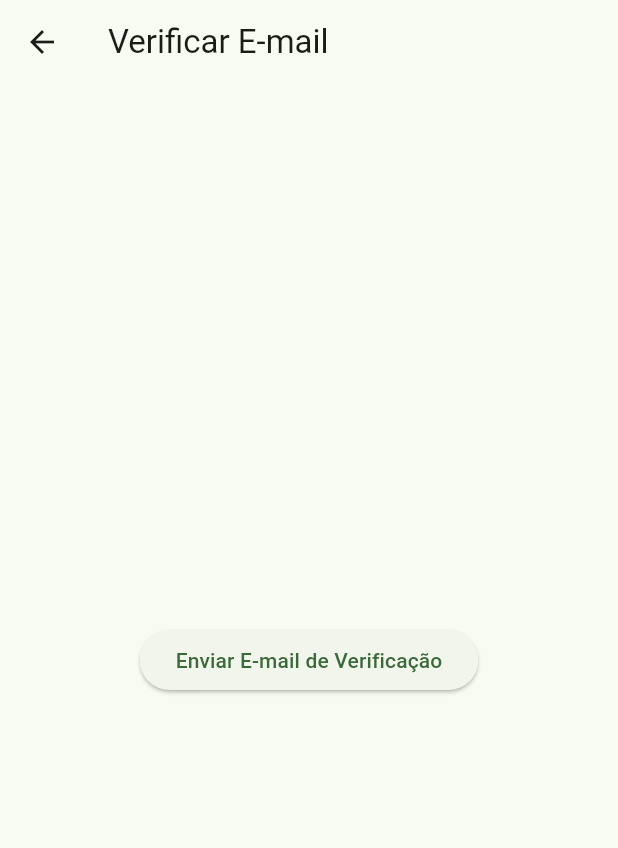
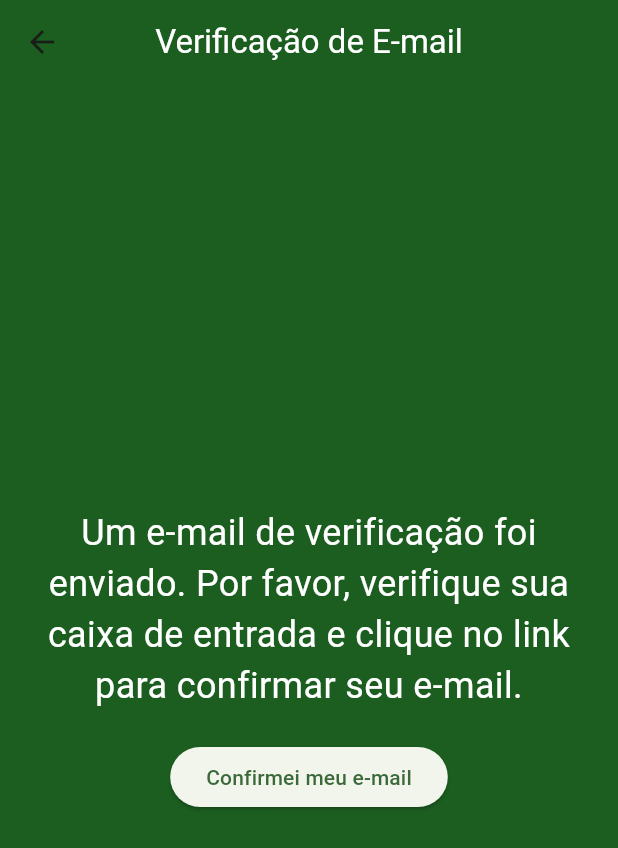
Before and after one commit to matheuspeguim/seringueiro, a Flutter app: the EmailVerificationPage screen opened directly, on a phone screen of 412 x 824 dp. Shown: the top 848 px of the screen. Run offline on Flutter 3.47's test engine with Material 3 defaults, Android fonts, the light colour scheme and no system bars; our stand-ins replace bloc, cloud_firestore, connectivity_plus, equatable, firebase_auth, firebase_core and 14 more; accounts and stored records are empty; network calls fail.

Commit message:
Implementacao de verificacao de e-mail

```diff
--- a/lib/views/registration/email_verification/email_verification_page.dart
+++ b/lib/views/registration/email_verification/email_verification_page.dart
@@ -2,6 +2,7 @@
 
 import 'package:flutter/material.dart';
 import 'package:flutter_bloc/flutter_bloc.dart';
+import 'package:flutter_seringueiro/views/main/main_page.dart';
 import 'email_verification_bloc.dart';
 import 'email_verification_event.dart';
 import 'email_verification_state.dart';
@@ -13,33 +14,70 @@ class EmailVerificationPage extends StatelessWidget {
       create: (context) => EmailVerificationBloc(),
       child: Scaffold(
         appBar: AppBar(
-          title: Text('Verificar E-mail'),
+          centerTitle: true,
+          backgroundColor: Colors.green.shade900,
+          title: Text(
+            'Verificação de E-mail',
+            style: TextStyle(
+              color: Colors.white,
+            ),
+          ),
         ),
-        body: BlocBuilder<EmailVerificationBloc, EmailVerificationState>(
-          builder: (context, state) {
-            if (state is EmailVerificationLoading) {
-              return Center(child: CircularProgressIndicator());
-            } else if (state is EmailVerificationSent) {
-              return Center(
-                child: Text(
-                    'Um e-mail de verificação foi enviado. Por favor, verifique sua caixa de entrada.'),
+        backgroundColor: Colors.green.shade900,
+        body: BlocConsumer<EmailVerificationBloc, EmailVerificationState>(
+          listener: (context, state) {
+            if (state is EmailVerified) {
+              // Ajuste a navegação para passar o usuário verificado
+              Navigator.pushAndRemoveUntil(
+                context,
+                MaterialPageRoute(
+                  builder: (context) => MainPage(user: state.user),
+                ),
+                ModalRoute.withName(
+                    '/main'), // Remove todas as rotas abaixo da pilha até '/main'
               );
             } else if (state is EmailVerificationFailed) {
-              return Center(
-                child: Text(
-                    'Falha ao enviar e-mail de verificação: ${state.error}'),
+              showDialog(
+                context: context,
+                builder: (context) => AlertDialog(
+                  title: Text('Atenção'),
+                  content: Text(state.error),
+                  actions: <Widget>[
+                    TextButton(
+                      child: Text('Ok'),
+                      onPressed: () => Navigator.of(context).pop(),
+                    ),
+                  ],
+                ),
               );
             }
-            // Implemente outros estados conforme necessário
-
-            return Center(
-              child: ElevatedButton(
-                onPressed: () {
-                  // Aqui você dispara o evento para enviar o e-mail de verificação
-                  BlocProvider.of<EmailVerificationBloc>(context)
-                      .add(SendVerificationEmail());
-                },
-                child: Text('Enviar E-mail de Verificação'),
+          },
+          builder: (context, state) {
+            return Padding(
+              padding: EdgeInsets.all(16.0),
+              child: Column(
+                mainAxisAlignment: MainAxisAlignment.center,
+                crossAxisAlignment: CrossAxisAlignment
+                    .center, // Alinha os filhos horizontalmente ao centro
+                children: [
+                  Text(
+                    'Um e-mail de verificação foi enviado. Por favor, verifique sua caixa de entrada e clique no link para confirmar seu e-mail.',
+                    textAlign: TextAlign
+                        .center, // Centraliza o texto dentro do widget Text
+                    style: TextStyle(
+                      color: Colors.white,
+                      fontSize: 24,
+                    ),
+                  ),
+                  SizedBox(height: 20),
+                  ElevatedButton(
+                    onPressed: () {
+                      BlocProvider.of<EmailVerificationBloc>(context)
+                          .add(CheckEmailVerified());
+                    },
+                    child: Text('Confirmei meu e-mail'),
+                  ),
+                ],
               ),
             );
           },
--- a/lib/views/registration/email_verification/email_verification_state.dart
+++ b/lib/views/registration/email_verification/email_verification_state.dart
@@ -1,4 +1,6 @@
 // email_verification_state.dart
+
+import 'package:firebase_auth/firebase_auth.dart';
 
 abstract class EmailVerificationState {}
 
@@ -13,4 +15,7 @@ class EmailVerificationFailed extends EmailVerificationState {
   EmailVerificationFailed(this.error);
 }
 
-class EmailVerified extends EmailVerificationState {}
+class EmailVerified extends EmailVerificationState {
+  final User user;
+  EmailVerified(this.user);
+}
--- a/lib/views/registration/signup/signup_event.dart
+++ b/lib/views/registration/signup/signup_event.dart
@@ -1,3 +1,5 @@
+import 'package:image_picker/image_picker.dart';
+
 abstract class SignUpEvent {}
 
 class SignUpSubmitted extends SignUpEvent {
@@ -15,6 +17,7 @@ class SignUpSubmitted extends SignUpEvent {
   final String bairro;
   final String cidade;
   final String estado;
+  final XFile? imageFile;
 
   SignUpSubmitted({
     required this.email,
@@ -31,6 +34,7 @@ class SignUpSubmitted extends SignUpEvent {
     required this.bairro,
     required this.cidade,
     required this.estado,
+    this.imageFile,
   });
 }
 
--- a/lib/views/registration/signup/signup_page.dart
+++ b/lib/views/registration/signup/signup_page.dart
@@ -350,6 +350,7 @@ class _SignUpPageState extends State<SignUpPage> {
           bairro: _bairroController.text,
           cidade: _cidadeController.text,
           estado: _estadoController.text,
+          imageFile: _imageFile,
         ),
       );
     } else {
```
Also changed, not shown: lib/views/main/main_page.dart (+12 -5 lines), lib/views/registration/email_verification/email_verification_bloc.dart (+26 -8 lines), lib/views/registration/signup/signup_bloc.dart (+62 -44 lines).
